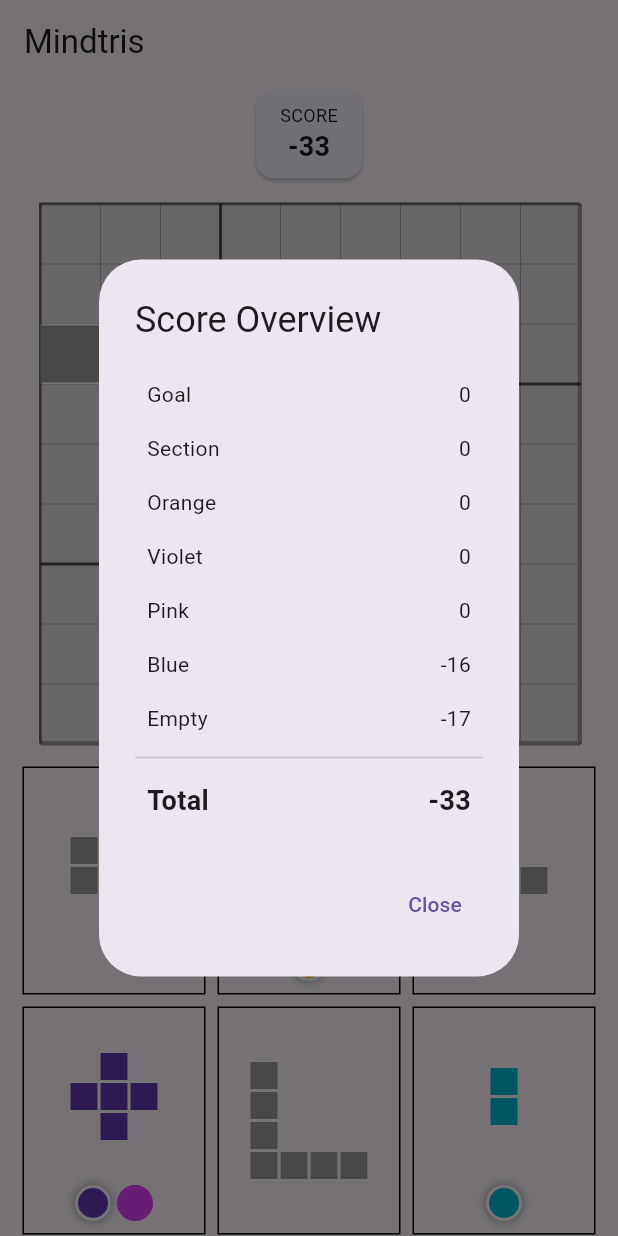
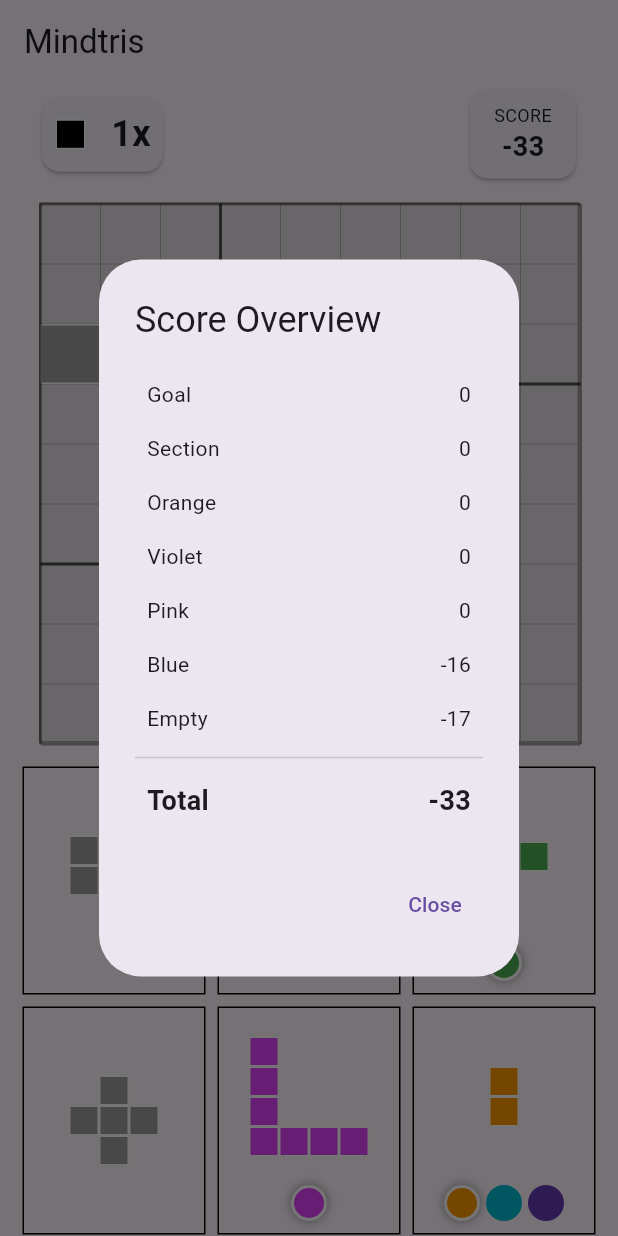
Before and after one commit to nmsger/Mindtris, a Flutter app: the screen it shows after launch, after a tap on "SCORE", on a phone screen of 412 x 824 dp. Run offline on Flutter 3.47's test engine with Material 3 defaults, Android fonts, the phone set to English and light mode, and no system bars; our stand-ins replace get_it.

Commit message:
feat: add one-block ability

```diff
--- a/lib/game/game_screen.dart
+++ b/lib/game/game_screen.dart
@@ -1,11 +1,14 @@
 
 import 'package:flutter/material.dart';
+import 'package:mindtris/game/model/shape_color.dart';
+import 'package:mindtris/game/view_model/ability_view_model.dart';
 
 import '../config/constants.dart';
 import 'model/shape.dart';
 import 'view_model/board_view_model.dart';
 import 'view_model/score_view_model.dart';
 import 'view_model/shape_selection_view_model.dart';
+import 'widget/ability_widget.dart';
 import 'widget/board_widget.dart';
 import 'widget/score_widget.dart';
 import 'widget/shape_selection_widget.dart';
@@ -23,9 +26,13 @@ class _GameScreenState extends State<GameScreen> {
   final BoardViewModel boardViewModel = BoardViewModel();
   final ScoreViewModel scoreViewModel = ScoreViewModel();
   final ShapeSelectionViewModel selectionViewModel = ShapeSelectionViewModel();
+  final AbilityViewModel abilityViewModel = AbilityViewModel();
 
-  void onPlacedShape() {
-    selectionViewModel.nextTurn();
+  void onPlacedShape(Shape shape) {
+    abilityViewModel.onShapePlacement(shape);
+    if (shape.color != ShapeColor.black) {
+      selectionViewModel.nextTurn();
+    }
   }
 
   @override
@@ -37,10 +44,19 @@ class _GameScreenState extends State<GameScreen> {
       body: Center(
         child: Column(
           children: [
-            ScoreWidget(viewModel: scoreViewModel,),
+            Padding(
+              padding: const EdgeInsets.symmetric(horizontal: 24.0),
+              child: Row(
+                children: [
+                  AbilityWidget(viewModel: abilityViewModel,),
+                  Spacer(),
+                  ScoreWidget(viewModel: scoreViewModel,),
+                ],
+              ),
+            ),
             Padding(
               padding: const EdgeInsets.all(12.0),
-              child: BoardWidget(viewModel: boardViewModel, onPlacedShape: (Shape shape, Point point) => onPlacedShape(), ),
+              child: BoardWidget(viewModel: boardViewModel, onPlacedShape: (Shape shape, Point point) => onPlacedShape(shape), ),
             ),
             ShapeSelectionWidget(viewModel: selectionViewModel,),
           ],
--- a/lib/game/model/shape_color.dart
+++ b/lib/game/model/shape_color.dart
@@ -1,7 +1,7 @@
 
 import 'package:flutter/material.dart';
 
-enum ShapeColor { orange, violet, pink, blue, black, empty, disabled }
+enum ShapeColor { orange, violet, pink, blue, black, green, empty, disabled }
 
 extension ShapeColorExtension on ShapeColor {
   Color toColor() {
@@ -20,6 +20,8 @@ extension ShapeColorExtension on ShapeColor {
         return Colors.transparent;
       case ShapeColor.disabled:
         return Colors.grey;
+      case ShapeColor.green:
+        return Colors.green;
     }
   }
 }
--- a/lib/game/repository/board_repository.dart
+++ b/lib/game/repository/board_repository.dart
@@ -25,8 +25,7 @@ class BoardRepository extends ChangeNotifier {
       boardSize,
       (_) => List.generate(boardSize, (_) => ShapeColor.empty));
     for (var placedShape in boardType.distractorShapes) {
-      print("place");
-      print(placeShape(placedShape.shape, placedShape.point));
+      placeShape(placedShape.shape, placedShape.point);
     }
   }
 
--- a/lib/game/repository/shape_repository.dart
+++ b/lib/game/repository/shape_repository.dart
@@ -10,7 +10,7 @@ class ShapeRepository {
   late List<ShapeSelection> _currentTurn;
   final int randomSelectionSize = 5;
   int curIndex = 0;
-  List<ShapeColor> allColors = [ShapeColor.orange, ShapeColor.blue, ShapeColor.pink, ShapeColor.violet];
+  List<ShapeColor> allColors = [ShapeColor.orange, ShapeColor.blue, ShapeColor.pink, ShapeColor.violet, ShapeColor.green];
   final Shape baseShape = Shape(type: ShapeType.M,
     color: ShapeColor.disabled,
     blocks: [Point(0, 0), Point(0, 1)]);
--- /dev/null
+++ b/lib/game/view_model/ability_view_model.dart
@@ -0,0 +1,23 @@
+
+import 'package:flutter/material.dart';
+
+
+import '../model/shape.dart';
+import '../model/shape_color.dart';
+
+class AbilityViewModel extends ChangeNotifier {
+
+  int abilityCount = 1;
+
+  bool get isDisabled => abilityCount == 0;
+
+
+  onShapePlacement(Shape shape) {
+    if (shape.color == ShapeColor.green) {
+      abilityCount++;
+    } else if (shape.color == ShapeColor.black) {
+      abilityCount--;
+    }
+    notifyListeners();
+  }
+}
--- /dev/null
+++ b/lib/game/widget/ability_widget.dart
@@ -0,0 +1,59 @@
+
+import 'package:flutter/material.dart';
+
+
+import '../model/shape.dart';
+import '../model/shape_color.dart';
+import '../view_model/ability_view_model.dart';
+import 'draggable_shape_widget.dart';
+import 'shape_widget.dart';
+
+class AbilityWidget extends StatelessWidget {
+  final AbilityViewModel viewModel;
+
+  AbilityWidget({super.key, required this.viewModel});
+  final Shape shape = Shape(type: ShapeType.Z, color: ShapeColor.black, blocks: [Point(0,0)]);
+
+  @override
+  Widget build(BuildContext context) {
+    return Card(
+      clipBehavior: Clip.hardEdge,
+      child: Padding(
+        padding: const EdgeInsets.all(8.0),
+        child: ListenableBuilder(
+          listenable: viewModel,
+          builder: (BuildContext context, Widget? child) {
+            return Row(
+              children: [
+                if (viewModel.isDisabled)
+                  ShapeWidget(
+                    shape: shape.withColor(ShapeColor.disabled),
+                    cellSize: 20,
+                  )
+                else
+                  DraggableShapeWidget(
+                      shape: shape,
+                      cellSize: 20,
+                      onRotate: (_) => (),
+                      feedbackCellSize: 40,
+                      onMirror: (_) => ()
+                  ),
+
+                const SizedBox(width: 16),
+
+                Text("${viewModel.abilityCount}x",
+                    style: const TextStyle(
+                        fontWeight: FontWeight.bold,
+                        fontSize: 24
+                    )
+                ),
+              ],
+            );
+          },
+
+        ),
+      ),
+    );
+  }
+
+}
--- a/lib/game/widget/draggable_shape_widget.dart
+++ b/lib/game/widget/draggable_shape_widget.dart
@@ -44,8 +44,7 @@ class DraggableShapeWidget extends StatelessWidget {
     return Draggable<Shape>(
       data: shape,
       feedback: ShapeWidget(shape: shape, cellSize: feedbackCellSize, opacity: 0.7),
-      dragAnchorStrategy: (Draggable<Object> draggable, BuildContext context, Offset position) => Offset(50, 50),
-      // dragAnchorStrategy: pointerDragAnchorStrategy,
+      dragAnchorStrategy: (Draggable<Object> draggable, BuildContext context, Offset position) => Offset(25, 25),
       childWhenDragging: ShapeWidget(shape: shape, cellSize: cellSize, opacity: 0.3),
       child: GestureDetector(
           onTap: _handleTap,
```
Also changed, not shown: 1 other file.
